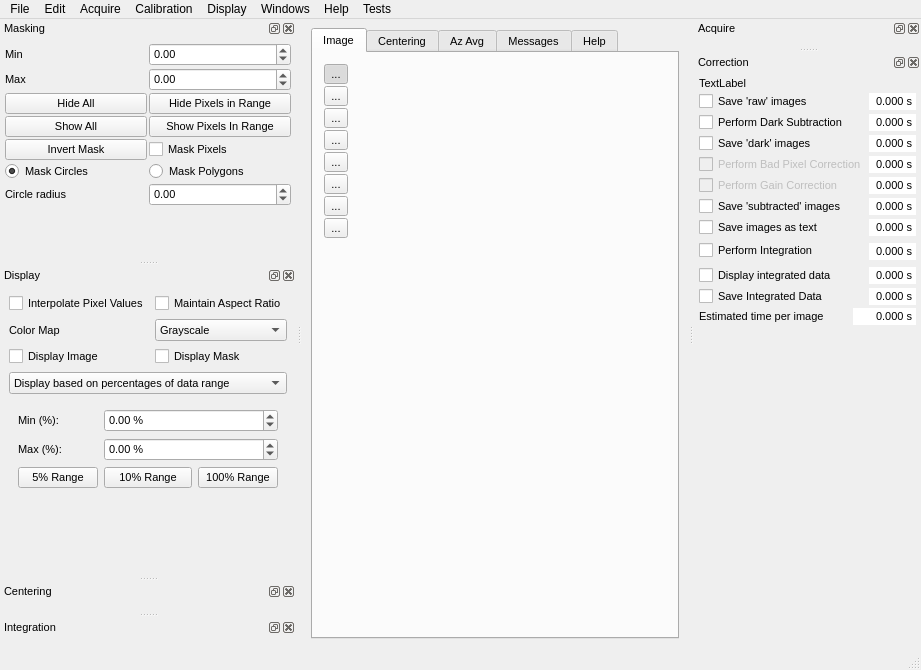
Before: the Qt Designer form source/qxrdwindow.ui in guyjennings/qxrd, drawn with Qt 5.
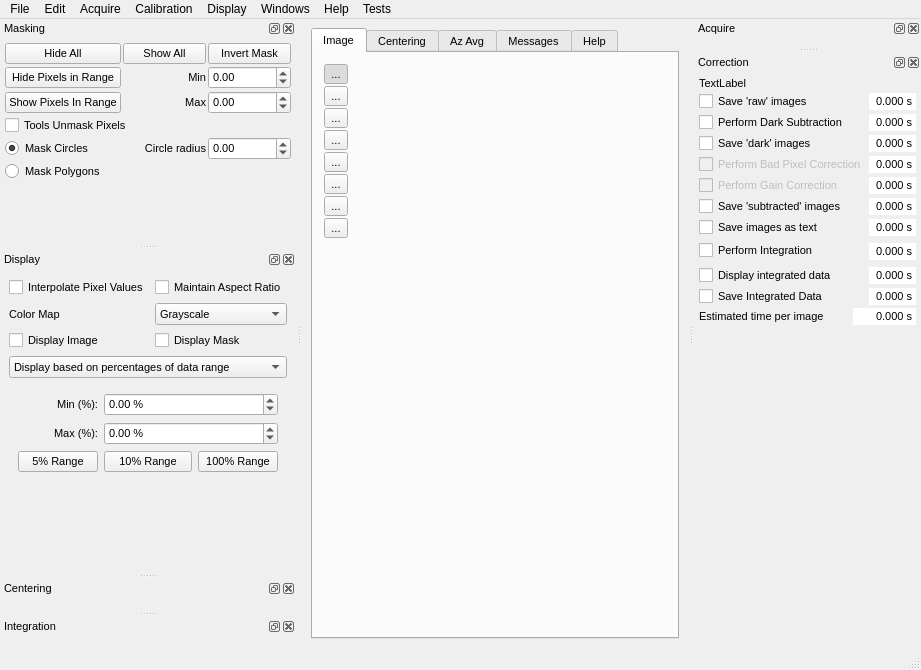
After: the same form once the commit is applied. Icons and pictures are not drawn. Custom widgets are drawn as their Qt base class.

Commit message: Right aligned some text labels, rearranged masking dialog

Diff of the .ui file:
```diff
--- a/source/qxrdwindow.ui
+++ b/source/qxrdwindow.ui
@@ -1329,109 +1329,7 @@
      <property name="spacing">
       <number>2</number>
      </property>
-     <item row="0" column="0">
-      <widget class="QLabel" name="label_17">
-       <property name="font">
-        <font>
-         <pointsize>8</pointsize>
-        </font>
-       </property>
-       <property name="text">
-        <string>Min</string>
-       </property>
-      </widget>
-     </item>
-     <item row="0" column="1">
-      <widget class="QDoubleSpinBox" name="m_MaskMinimum">
-       <property name="font">
-        <font>
-         <pointsize>8</pointsize>
-        </font>
-       </property>
-       <property name="minimum">
-        <double>-1000000000.000000000000000</double>
-       </property>
-       <property name="maximum">
-        <double>1000000000.000000000000000</double>
-       </property>
-      </widget>
-     </item>
-     <item row="1" column="0">
-      <widget class="QLabel" name="label_18">
-       <property name="font">
-        <font>
-         <pointsize>8</pointsize>
-        </font>
-       </property>
-       <property name="text">
-        <string>Max</string>
-       </property>
-      </widget>
-     </item>
-     <item row="1" column="1">
-      <widget class="QDoubleSpinBox" name="m_MaskMaximum">
-       <property name="font">
-        <font>
-         <pointsize>8</pointsize>
-        </font>
-       </property>
-       <property name="minimum">
-        <double>-1000000000.000000000000000</double>
-       </property>
-       <property name="maximum">
-        <double>1000000000.000000000000000</double>
-       </property>
-      </widget>
-     </item>
-     <item row="2" column="0">
-      <widget class="QPushButton" name="m_HideMaskAll">
-       <property name="font">
-        <font>
-         <pointsize>8</pointsize>
-        </font>
-       </property>
-       <property name="text">
-        <string>Hide All</string>
-       </property>
-      </widget>
-     </item>
-     <item row="2" column="1">
-      <widget class="QPushButton" name="m_HideMaskRange">
-       <property name="font">
-        <font>
-         <pointsize>8</pointsize>
-        </font>
-       </property>
-       <property name="text">
-        <string>Hide Pixels in Range</string>
-       </property>
-      </widget>
-     </item>
-     <item row="3" column="0">
-      <widget class="QPushButton" name="m_ShowMaskAll">
-       <property name="font">
-        <font>
-         <pointsize>8</pointsize>
-        </font>
-       </property>
-       <property name="text">
-        <string>Show All</string>
-       </property>
-      </widget>
-     </item>
-     <item row="3" column="1">
-      <widget class="QPushButton" name="m_ShowMaskRange">
-       <property name="font">
-        <font>
-         <pointsize>8</pointsize>
-        </font>
-       </property>
-       <property name="text">
-        <string>Show Pixels In Range</string>
-       </property>
-      </widget>
-     </item>
-     <item row="10" column="0" colspan="2">
+     <item row="14" column="0" colspan="3">
       <spacer name="verticalSpacer_8">
        <property name="orientation">
         <enum>Qt::Vertical</enum>
@@ -1444,7 +1342,7 @@
        </property>
       </spacer>
      </item>
-     <item row="5" column="0">
+     <item row="9" column="0">
       <widget class="QRadioButton" name="m_MaskCirclesRadio">
        <property name="font">
         <font>
@@ -1459,7 +1357,19 @@
        </property>
       </widget>
      </item>
-     <item row="7" column="0">
+     <item row="12" column="0">
+      <widget class="QRadioButton" name="m_MaskPolygonsRadio">
+       <property name="font">
+        <font>
+         <pointsize>8</pointsize>
+        </font>
+       </property>
+       <property name="text">
+        <string>Mask Polygons</string>
+       </property>
+      </widget>
+     </item>
+     <item row="9" column="1">
       <widget class="QLabel" name="label_19">
        <property name="font">
         <font>
@@ -1469,9 +1379,12 @@
        <property name="text">
         <string>Circle radius</string>
        </property>
+       <property name="alignment">
+        <set>Qt::AlignRight|Qt::AlignTrailing|Qt::AlignVCenter</set>
+       </property>
       </widget>
      </item>
-     <item row="7" column="1">
+     <item row="9" column="2">
       <widget class="QDoubleSpinBox" name="m_MaskCircleRadius">
        <property name="font">
         <font>
@@ -1486,19 +1399,115 @@
        </property>
       </widget>
      </item>
+     <item row="1" column="0">
+      <widget class="QPushButton" name="m_HideMaskAll">
+       <property name="font">
+        <font>
+         <pointsize>8</pointsize>
+        </font>
+       </property>
+       <property name="text">
+        <string>Hide All</string>
+       </property>
+      </widget>
+     </item>
+     <item row="3" column="0">
+      <widget class="QPushButton" name="m_HideMaskRange">
+       <property name="font">
+        <font>
+         <pointsize>8</pointsize>
+        </font>
+       </property>
+       <property name="text">
+        <string>Hide Pixels in Range</string>
+       </property>
+      </widget>
+     </item>
+     <item row="5" column="0">
+      <widget class="QPushButton" name="m_ShowMaskRange">
+       <property name="font">
+        <font>
+         <pointsize>8</pointsize>
+        </font>
+       </property>
+       <property name="text">
+        <string>Show Pixels In Range</string>
+       </property>
+      </widget>
+     </item>
      <item row="5" column="1">
-      <widget class="QRadioButton" name="m_MaskPolygonsRadio">
+      <widget class="QLabel" name="label_18">
        <property name="font">
         <font>
          <pointsize>8</pointsize>
         </font>
        </property>
        <property name="text">
-        <string>Mask Polygons</string>
+        <string>Max</string>
        </property>
+       <property name="alignment">
+        <set>Qt::AlignRight|Qt::AlignTrailing|Qt::AlignVCenter</set>
+       </property>
       </widget>
      </item>
-     <item row="4" column="0">
+     <item row="5" column="2">
+      <widget class="QDoubleSpinBox" name="m_MaskMaximum">
+       <property name="font">
+        <font>
+         <pointsize>8</pointsize>
+        </font>
+       </property>
+       <property name="minimum">
+        <double>-1000000000.000000000000000</double>
+       </property>
+       <property name="maximum">
+        <double>1000000000.000000000000000</double>
+       </property>
+      </widget>
+     </item>
+     <item row="3" column="1">
+      <widget class="QLabel" name="label_17">
+       <property name="font">
+        <font>
+         <pointsize>8</pointsize>
+        </font>
+       </property>
+       <property name="text">
+        <string>Min</string>
+       </property>
+       <property name="alignment">
+        <set>Qt::AlignRight|Qt::AlignTrailing|Qt::AlignVCenter</set>
+       </property>
+      </widget>
+     </item>
+     <item row="3" column="2">
+      <widget class="QDoubleSpinBox" name="m_MaskMinimum">
+       <property name="font">
+        <font>
+         <pointsize>8</pointsize>
+        </font>
+       </property>
+       <property name="minimum">
+        <double>-1000000000.000000000000000</double>
+       </property>
+       <property name="maximum">
+        <double>1000000000.000000000000000</double>
+       </property>
+      </widget>
+     </item>
+     <item row="1" column="1">
+      <widget class="QPushButton" name="m_ShowMaskAll">
+       <property name="font">
+        <font>
+         <pointsize>8</pointsize>
+        </font>
+       </property>
+       <property name="text">
+        <string>Show All</string>
+       </property>
+      </widget>
+     </item>
+     <item row="1" column="2">
       <widget class="QPushButton" name="m_InvertMask">
        <property name="font">
         <font>
@@ -1510,7 +1519,7 @@
        </property>
       </widget>
      </item>
-     <item row="4" column="1">
+     <item row="8" column="0" colspan="3">
       <widget class="QCheckBox" name="m_MaskSetPixels">
        <property name="font">
         <font>
@@ -1518,7 +1527,7 @@
         </font>
        </property>
        <property name="text">
-        <string>Mask Pixels</string>
+        <string>Tools Unmask Pixels</string>
        </property>
       </widget>
      </item>
@@ -1676,6 +1685,9 @@
            <property name="text">
             <string>Min (%):</string>
            </property>
+           <property name="alignment">
+            <set>Qt::AlignRight|Qt::AlignTrailing|Qt::AlignVCenter</set>
+           </property>
           </widget>
          </item>
          <item row="0" column="1" colspan="2">
@@ -1709,6 +1721,9 @@
            <property name="text">
             <string>Max (%):</string>
            </property>
+           <property name="alignment">
+            <set>Qt::AlignRight|Qt::AlignTrailing|Qt::AlignVCenter</set>
+           </property>
           </widget>
          </item>
          <item row="1" column="1" colspan="2">
```
Left out of the diff: 14 changed lines with no effect on the pictures. The commit also changes 3 other files.
